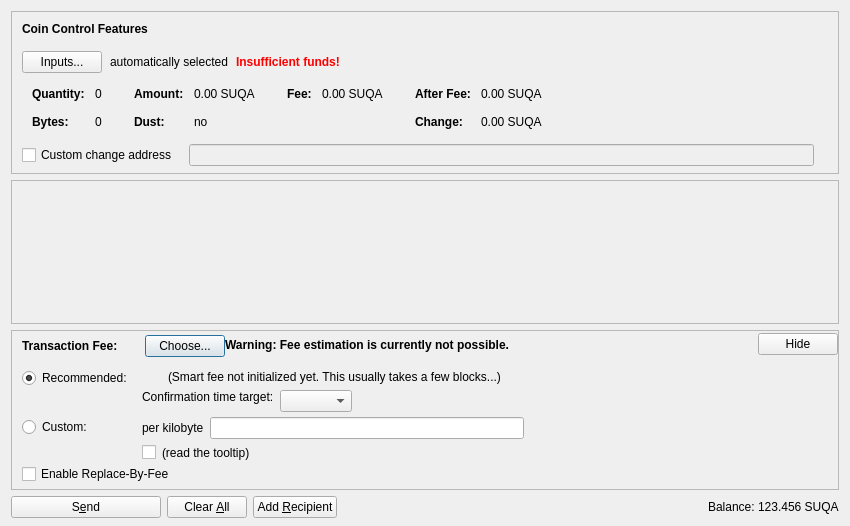
Qt form src/qt/forms/depositcoinsdialog.ui (barrystyle/SUQA-0.17.1) before a commit.
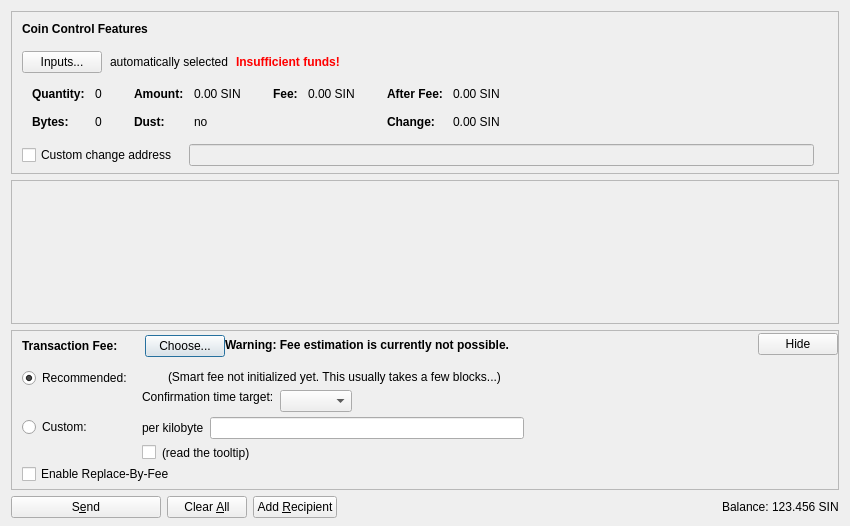
The same form after that commit. Icons and pictures are not drawn. Custom widgets are drawn as their Qt base class.

Diff of the .ui file:
```diff
--- a/src/qt/forms/depositcoinsdialog.ui
+++ b/src/qt/forms/depositcoinsdialog.ui
@@ -324,7 +324,7 @@
                   <enum>Qt::ActionsContextMenu</enum>
                  </property>
                  <property name="text">
-                  <string notr="true">0.00 SUQA</string>
+                  <string notr="true">0.00 SIN</string>
                  </property>
                  <property name="textInteractionFlags">
                   <set>Qt::LinksAccessibleByMouse|Qt::TextSelectableByKeyboard|Qt::TextSelectableByMouse</set>
@@ -404,7 +404,7 @@
                   <enum>Qt::ActionsContextMenu</enum>
                  </property>
                  <property name="text">
-                  <string notr="true">0.00 SUQA</string>
+                  <string notr="true">0.00 SIN</string>
                  </property>
                  <property name="textInteractionFlags">
                   <set>Qt::LinksAccessibleByMouse|Qt::TextSelectableByKeyboard|Qt::TextSelectableByMouse</set>
@@ -455,7 +455,7 @@
                   <enum>Qt::ActionsContextMenu</enum>
                  </property>
                  <property name="text">
-                  <string notr="true">0.00 SUQA</string>
+                  <string notr="true">0.00 SIN</string>
                  </property>
                  <property name="textInteractionFlags">
                   <set>Qt::LinksAccessibleByMouse|Qt::TextSelectableByKeyboard|Qt::TextSelectableByMouse</set>
@@ -484,7 +484,7 @@
                   <enum>Qt::ActionsContextMenu</enum>
                  </property>
                  <property name="text">
-                  <string notr="true">0.00 SUQA</string>
+                  <string notr="true">0.00 SIN</string>
                  </property>
                  <property name="textInteractionFlags">
                   <set>Qt::LinksAccessibleByMouse|Qt::TextSelectableByKeyboard|Qt::TextSelectableByMouse</set>
@@ -1249,7 +1249,7 @@
           <cursorShape>IBeamCursor</cursorShape>
          </property>
          <property name="text">
-          <string notr="true">123.456 SUQA</string>
+          <string notr="true">123.456 SIN</string>
          </property>
          <property name="textInteractionFlags">
           <set>Qt::LinksAccessibleByMouse|Qt::TextSelectableByKeyboard|Qt::TextSelectableByMouse</set>
```
Left out of the diff: 18 changed lines with no effect on the pictures.
